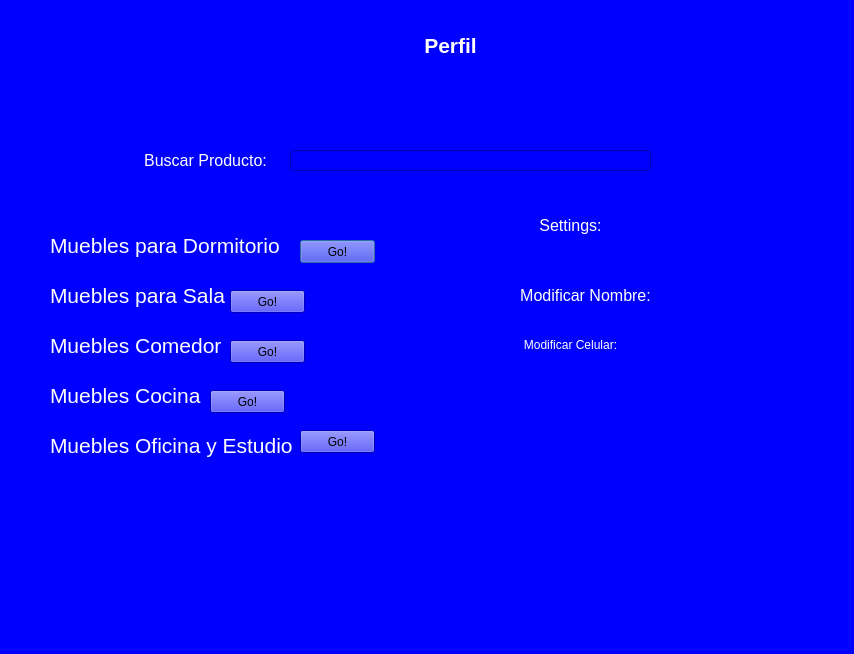
The window that OrangoTango/cuenta.ui (AlejandroMB1/OrangoTango) describes before a commit, drawn with Qt 5.
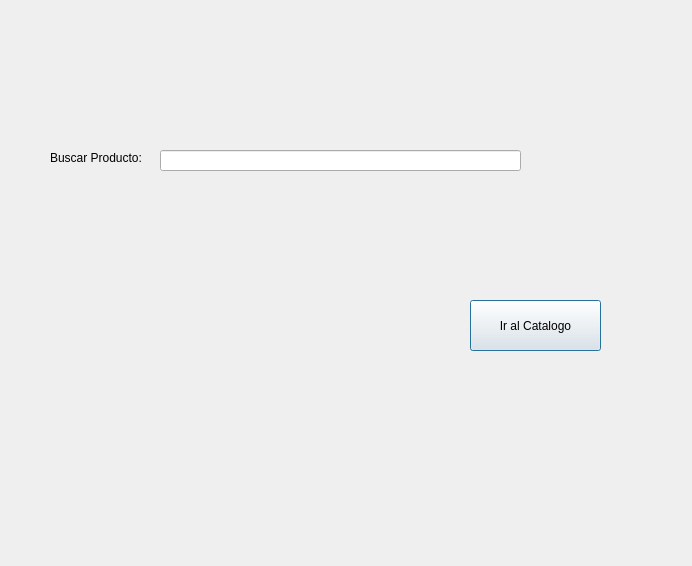
The same window after the commit.

Commit message: Ventana catalogo

Diff of the .ui file:
```diff
--- a/OrangoTango/cuenta.ui
+++ b/OrangoTango/cuenta.ui
@@ -6,33 +6,33 @@
    <rect>
     <x>0</x>
     <y>0</y>
-    <width>854</width>
-    <height>654</height>
+    <width>692</width>
+    <height>566</height>
    </rect>
   </property>
   <property name="windowTitle">
    <string>Dialog</string>
   </property>
   <property name="styleSheet">
-   <string notr="true">background-color: rgb(0, 0, 255);</string>
+   <string notr="true"/>
   </property>
   <widget class="QPushButton" name="pushButton">
    <property name="geometry">
     <rect>
-     <x>300</x>
-     <y>240</y>
-     <width>75</width>
-     <height>23</height>
+     <x>470</x>
+     <y>300</y>
+     <width>131</width>
+     <height>51</height>
     </rect>
    </property>
    <property name="text">
-    <string>Go!</string>
+    <string>Ir al Catalogo</string>
    </property>
   </widget>
   <widget class="QLineEdit" name="BuscarP">
    <property name="geometry">
     <rect>
-     <x>290</x>
+     <x>160</x>
      <y>150</y>
      <width>361</width>
      <height>21</height>
@@ -45,183 +45,14 @@
   <widget class="QLabel" name="label_10">
    <property name="geometry">
     <rect>
-     <x>140</x>
-     <y>140</y>
-     <width>131</width>
-     <height>41</height>
-    </rect>
-   </property>
-   <property name="text">
-    <string>&lt;html&gt;&lt;head/&gt;&lt;body&gt;&lt;p align=&quot;center&quot;&gt;&lt;span style=&quot; font-size:12pt; color:#ffffff;&quot;&gt;Buscar Producto:&lt;/span&gt;&lt;/p&gt;&lt;/body&gt;&lt;/html&gt;</string>
-   </property>
-  </widget>
-  <widget class="QLabel" name="label_6">
-   <property name="geometry">
-    <rect>
      <x>50</x>
-     <y>280</y>
-     <width>181</width>
-     <height>31</height>
+     <y>150</y>
+     <width>91</width>
+     <height>16</height>
     </rect>
    </property>
    <property name="text">
-    <string>&lt;html&gt;&lt;head/&gt;&lt;body&gt;&lt;p&gt;&lt;span style=&quot; font-size:16pt; color:#ffffff;&quot;&gt;Muebles para Sala&lt;/span&gt;&lt;/p&gt;&lt;/body&gt;&lt;/html&gt;</string>
-   </property>
-  </widget>
-  <widget class="QLabel" name="label_11">
-   <property name="geometry">
-    <rect>
-     <x>390</x>
-     <y>30</y>
-     <width>121</width>
-     <height>31</height>
-    </rect>
-   </property>
-   <property name="text">
-    <string>&lt;html&gt;&lt;head/&gt;&lt;body&gt;&lt;p align=&quot;center&quot;&gt;&lt;span style=&quot; font-size:16pt; font-weight:600; color:#ffffff;&quot;&gt;Perfil&lt;/span&gt;&lt;/p&gt;&lt;/body&gt;&lt;/html&gt;</string>
-   </property>
-  </widget>
-  <widget class="QLabel" name="label_9">
-   <property name="geometry">
-    <rect>
-     <x>50</x>
-     <y>430</y>
-     <width>251</width>
-     <height>31</height>
-    </rect>
-   </property>
-   <property name="text">
-    <string>&lt;html&gt;&lt;head/&gt;&lt;body&gt;&lt;p&gt;&lt;span style=&quot; font-size:16pt; color:#ffffff;&quot;&gt;Muebles Oficina y Estudio&lt;/span&gt;&lt;/p&gt;&lt;/body&gt;&lt;/html&gt;</string>
-   </property>
-  </widget>
-  <widget class="QLabel" name="label_8">
-   <property name="geometry">
-    <rect>
-     <x>50</x>
-     <y>380</y>
-     <width>161</width>
-     <height>31</height>
-    </rect>
-   </property>
-   <property name="text">
-    <string>&lt;html&gt;&lt;head/&gt;&lt;body&gt;&lt;p&gt;&lt;span style=&quot; font-size:16pt; color:#ffffff;&quot;&gt;Muebles Cocina&lt;/span&gt;&lt;/p&gt;&lt;/body&gt;&lt;/html&gt;</string>
-   </property>
-  </widget>
-  <widget class="QLabel" name="label_3">
-   <property name="geometry">
-    <rect>
-     <x>50</x>
-     <y>230</y>
-     <width>241</width>
-     <height>31</height>
-    </rect>
-   </property>
-   <property name="text">
-    <string>&lt;html&gt;&lt;head/&gt;&lt;body&gt;&lt;p&gt;&lt;span style=&quot; font-size:16pt; color:#ffffff;&quot;&gt;Muebles para Dormitorio&lt;/span&gt;&lt;/p&gt;&lt;/body&gt;&lt;/html&gt;</string>
-   </property>
-  </widget>
-  <widget class="QLabel" name="label_7">
-   <property name="geometry">
-    <rect>
-     <x>50</x>
-     <y>330</y>
-     <width>181</width>
-     <height>31</height>
-    </rect>
-   </property>
-   <property name="text">
-    <string>&lt;html&gt;&lt;head/&gt;&lt;body&gt;&lt;p&gt;&lt;span style=&quot; font-size:16pt; color:#ffffff;&quot;&gt;Muebles Comedor&lt;/span&gt;&lt;/p&gt;&lt;/body&gt;&lt;/html&gt;</string>
-   </property>
-  </widget>
-  <widget class="QPushButton" name="pushButton_2">
-   <property name="geometry">
-    <rect>
-     <x>230</x>
-     <y>290</y>
-     <width>75</width>
-     <height>23</height>
-    </rect>
-   </property>
-   <property name="text">
-    <string>Go!</string>
-   </property>
-  </widget>
-  <widget class="QPushButton" name="pushButton_3">
-   <property name="geometry">
-    <rect>
-     <x>230</x>
-     <y>340</y>
-     <width>75</width>
-     <height>23</height>
-    </rect>
-   </property>
-   <property name="text">
-    <string>Go!</string>
-   </property>
-  </widget>
-  <widget class="QPushButton" name="pushButton_4">
-   <property name="geometry">
-    <rect>
-     <x>210</x>
-     <y>390</y>
-     <width>75</width>
-     <height>23</height>
-    </rect>
-   </property>
-   <property name="text">
-    <string>Go!</string>
-   </property>
-  </widget>
-  <widget class="QPushButton" name="pushButton_5">
-   <property name="geometry">
-    <rect>
-     <x>300</x>
-     <y>430</y>
-     <width>75</width>
-     <height>23</height>
-    </rect>
-   </property>
-   <property name="text">
-    <string>Go!</string>
-   </property>
-  </widget>
-  <widget class="QLabel" name="label_12">
-   <property name="geometry">
-    <rect>
-     <x>510</x>
-     <y>210</y>
-     <width>121</width>
-     <height>31</height>
-    </rect>
-   </property>
-   <property name="text">
-    <string>&lt;html&gt;&lt;head/&gt;&lt;body&gt;&lt;p align=&quot;center&quot;&gt;&lt;span style=&quot; font-size:12pt; color:#ffffff;&quot;&gt;Settings:&lt;/span&gt;&lt;/p&gt;&lt;/body&gt;&lt;/html&gt;</string>
-   </property>
-  </widget>
-  <widget class="QLabel" name="label_13">
-   <property name="geometry">
-    <rect>
-     <x>510</x>
-     <y>280</y>
-     <width>151</width>
-     <height>31</height>
-    </rect>
-   </property>
-   <property name="text">
-    <string>&lt;html&gt;&lt;head/&gt;&lt;body&gt;&lt;p align=&quot;center&quot;&gt;&lt;span style=&quot; font-size:12pt; color:#ffffff;&quot;&gt;Modificar Nombre:&lt;/span&gt;&lt;/p&gt;&lt;/body&gt;&lt;/html&gt;</string>
-   </property>
-  </widget>
-  <widget class="QLabel" name="label_14">
-   <property name="geometry">
-    <rect>
-     <x>510</x>
-     <y>330</y>
-     <width>121</width>
-     <height>31</height>
-    </rect>
-   </property>
-   <property name="text">
-    <string>&lt;html&gt;&lt;head/&gt;&lt;body&gt;&lt;p align=&quot;center&quot;&gt;&lt;span style=&quot; color:#ffffff;&quot;&gt;Modificar Celular:&lt;/span&gt;&lt;/p&gt;&lt;/body&gt;&lt;/html&gt;</string>
+    <string>Buscar Producto:</string>
    </property>
   </widget>
  </widget>
```
Left out of the diff: 4 changed lines with no effect on the pictures. The commit also changes 17 other files.
